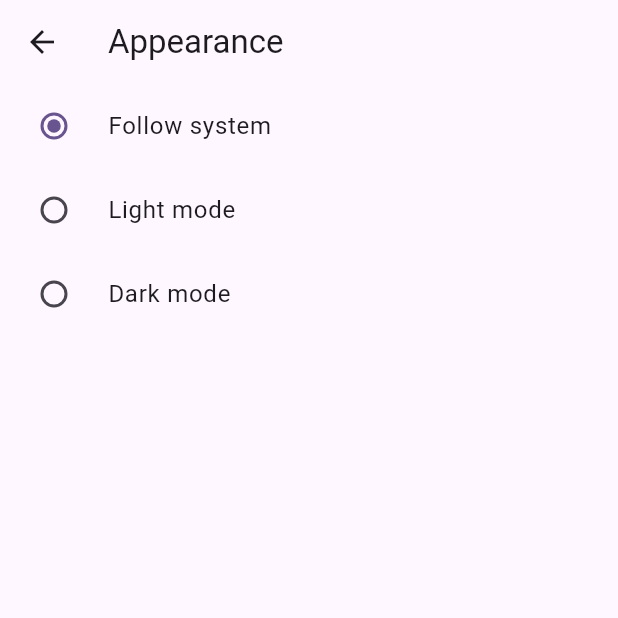
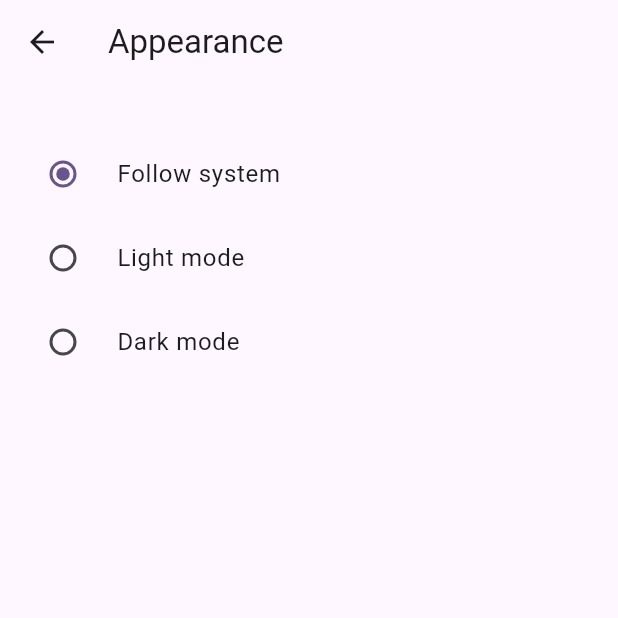
Before and after one commit to sevonj/visualtimer, a Flutter app: the SettingsPage screen opened directly, after a tap on "Appearance", on a phone screen of 412 x 824 dp, the top half of it. Run offline on Flutter 3.47's test engine with Material 3 defaults, Android fonts, the light colour scheme and no system bars; our stand-ins replace package_info_plus, shared_preferences; accounts and stored records are empty.

Commit message:
settings-width

```diff
--- /dev/null
+++ b/lib/common/listmenu.dart
@@ -0,0 +1,16 @@
+import 'package:flutter/material.dart';
+
+/*
+ * Shortcut for creating ListView menus.
+ */
+
+Widget jylsListMenu({List<Widget> children = const <Widget>[]}) {
+  const double menuWidth = 400;
+  return Center(
+      child: Container(
+          margin: const EdgeInsets.only(top: 32),
+          width: menuWidth,
+          child: ListView(
+            children: children,
+          )));
+}
--- a/lib/pages/settings.dart
+++ b/lib/pages/settings.dart
@@ -2,6 +2,7 @@ import 'package:flutter/foundation.dart';
 import 'package:flutter/material.dart';
 import 'package:package_info_plus/package_info_plus.dart';
 import 'package:url_launcher/url_launcher.dart';
+import 'package:visualtimer/common/listmenu.dart';
 import 'package:visualtimer/pages/settings/appearance_settings.dart';
 
 _launchUrl() async {
@@ -29,14 +30,23 @@ class _SettingsPageState extends State<SettingsPage> {
   Widget build(BuildContext context) {
     return Scaffold(
       appBar: AppBar(
-        title: const Text('About'),
+        title: const Text('Preferences'),
       ),
-      body: ListView(
+      body: jylsListMenu(
         children: [
-          FractionallySizedBox(
+          appInfoItem(),
+          gitHubItem(),
+          appearanceItem(),
+        ],
+      ),
+    );
+  }
+
+  Widget appInfoItem() {
+    return FractionallySizedBox(
       widthFactor: .75,
       child: Container(
-              margin: const EdgeInsets.only(top: 32, bottom: 16),
+        margin: const EdgeInsets.only(bottom: 16),
         child: Row(
           mainAxisAlignment: MainAxisAlignment.center,
           children: <Widget>[
@@ -49,29 +59,32 @@ class _SettingsPageState extends State<SettingsPage> {
           ],
         ),
       ),
-          ),
-          const ListTile(
+    );
+  }
+
+  Widget gitHubItem() {
+    return ListTile(
       title: Text("View project on GitHub"),
       subtitle: Text('Bug reports, feature requests, source code'),
       onTap: _launchUrl,
       leading: Icon(Icons.code),
-          ),
-          ListTile(
+    );
+  }
+
+  Widget appearanceItem() {
+    return ListTile(
       title: const Text("Appearance"),
-            subtitle:
-                Text('Theme: ${AppearanceSettings.getCurrentThemeName()}'),
+      subtitle: Text('Theme: ${AppearanceSettings.getCurrentThemeName()}'),
       onTap: () => Navigator.push(
               context,
               MaterialPageRoute(
                   builder: (context) => const AppearanceSettings()))
           .then((_) => setState(() {})),
       leading: const Icon(Icons.brightness_6),
-          ),
-        ],
-      ),
     );
   }
 
+  // Fetches appinfo for appInfoItem
   FutureBuilder<PackageInfo> buildAppInfo() {
     return FutureBuilder<PackageInfo>(
       future: _getPackageInfo(),
--- a/lib/pages/settings/appearance_settings.dart
+++ b/lib/pages/settings/appearance_settings.dart
@@ -1,5 +1,6 @@
 import 'package:flutter/material.dart';
 import 'package:shared_preferences/shared_preferences.dart';
+import 'package:visualtimer/common/listmenu.dart';
 
 import '../../main.dart';
 
@@ -39,7 +40,7 @@ class _AppearanceSettingsState extends State<AppearanceSettings> {
       appBar: AppBar(
         title: const Text('Appearance'),
       ),
-      body: ListView(
+      body: jylsListMenu(
         children: [
           RadioListTile(
               title: const Text("Follow system"),
```
Lines whose indentation alone changed are shown as unchanged.
